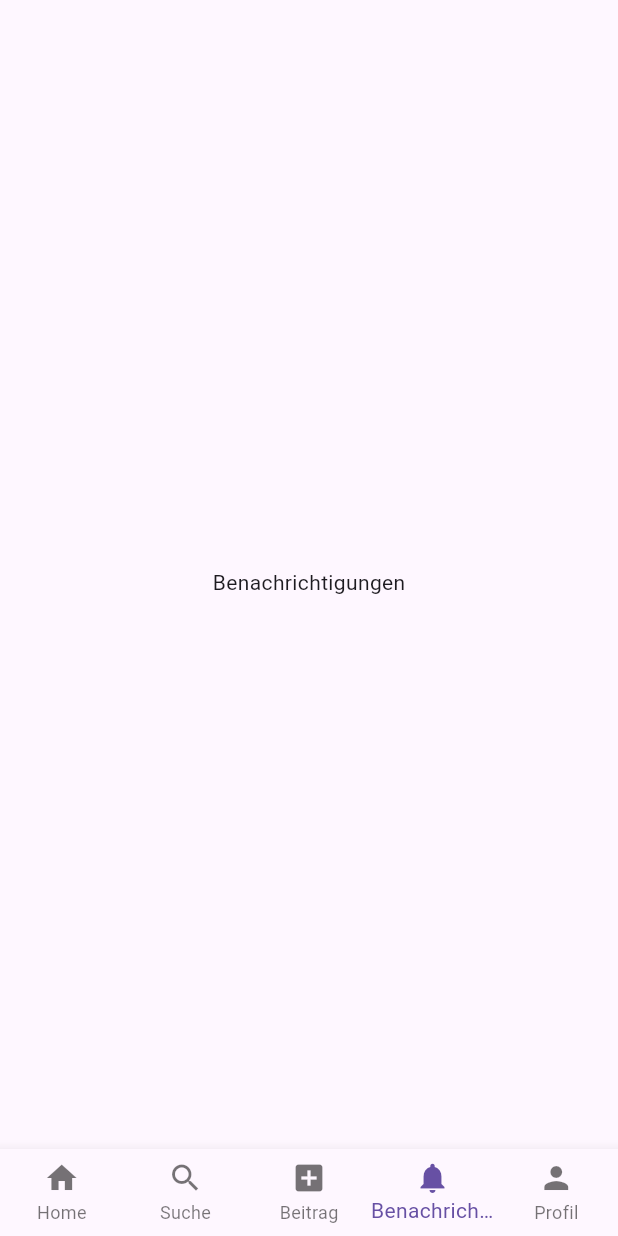
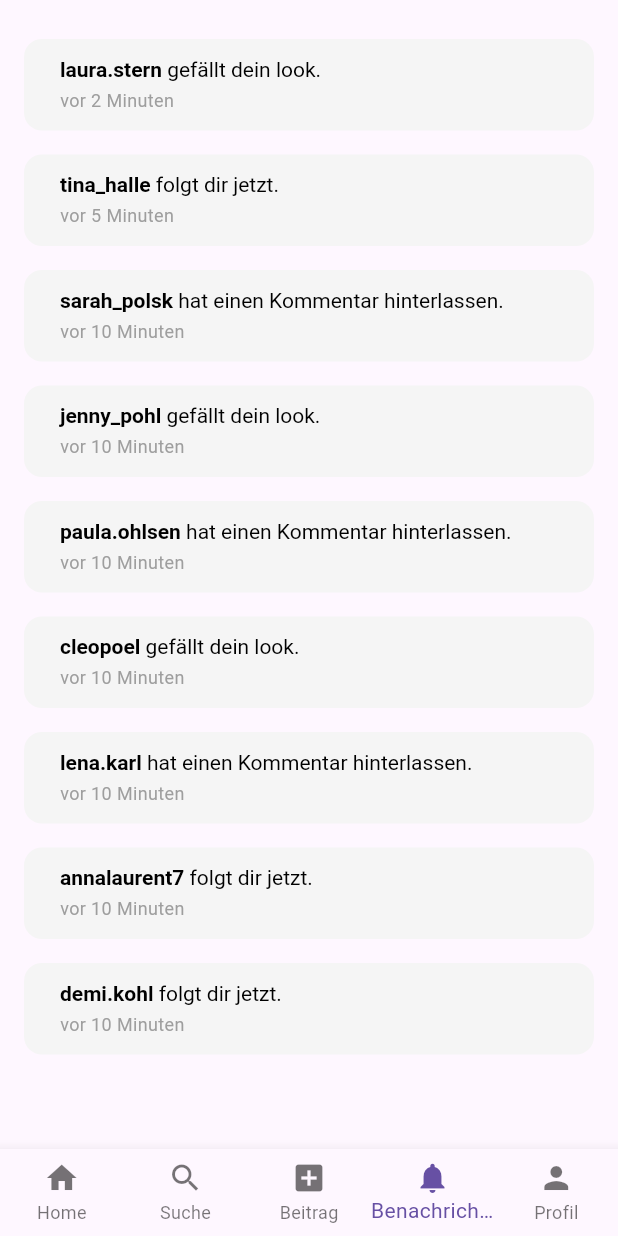
Before and after one commit to melikeaygul/first_screen, a Flutter app: the screen it shows after launch, item 4 of the bottom bar chosen, on a phone screen of 412 x 824 dp. Run offline on Flutter 3.47's test engine with Material 3 defaults, Android fonts, the light colour scheme and no system bars; network calls fail.

Commit message:
notificationPage

```diff
--- a/lib/app.dart
+++ b/lib/app.dart
@@ -1,4 +1,5 @@
 import 'package:first_screen/src/features/posten/presentation/pages/home_page.dart';
+import 'package:first_screen/src/features/posten/presentation/pages/notification_page.dart';
 
 import 'package:flutter/material.dart';
 
@@ -16,7 +17,7 @@ class _MainAppState extends State<MainApp> {
     HomePage(),
     Center(child: Text("Suche")),
     Center(child: Text("Beitrag")),
-    Center(child: Text("Benachrichtigungen")),
+    NotificationPage(),
     Center(child: Text("Profil")),
   ];
 
--- /dev/null
+++ b/lib/src/features/notification/domain/notification_item.dart
@@ -0,0 +1,11 @@
+class NotificationItem {
+  final String username;
+  final String message;
+  final String timestamp;
+
+  NotificationItem({
+    required this.username,
+    required this.message,
+    required this.timestamp,
+  });
+}
--- a/lib/src/features/posten/presentation/pages/home_page.dart
+++ b/lib/src/features/posten/presentation/pages/home_page.dart
@@ -20,7 +20,7 @@ class HomePage extends StatelessWidget {
         itemBuilder: (context, index) {
           final post = posts[index];
           return Padding(
-            padding: const EdgeInsets.only(bottom: 20),
+            padding: const EdgeInsets.only(bottom: 35),
             child: Container(
               child: postPicture(
                 creatorName: post.creatorName,
--- /dev/null
+++ b/lib/src/features/posten/presentation/pages/notification_page.dart
@@ -0,0 +1,116 @@
+import 'package:first_screen/src/features/notification/domain/notification_item.dart';
+import 'package:flutter/material.dart';
+
+class NotificationPage extends StatelessWidget {
+  const NotificationPage({super.key});
+
+  @override
+  Widget build(BuildContext context) {
+    final List<NotificationItem> notifications = [
+      NotificationItem(
+        username: 'laura.stern',
+        message: 'gefällt dein look.',
+        timestamp: 'vor 2 Minuten',
+      ),
+      NotificationItem(
+        username: 'tina_halle',
+        message: 'folgt dir jetzt.',
+        timestamp: 'vor 5 Minuten',
+      ),
+      NotificationItem(
+        username: 'sarah_polsk',
+        message: 'hat einen Kommentar hinterlassen.',
+        timestamp: 'vor 10 Minuten',
+      ),
+      NotificationItem(
+        username: 'jenny_pohl',
+        message: 'gefällt dein look.',
+        timestamp: 'vor 10 Minuten',
+      ),
+      NotificationItem(
+        username: 'paula.ohlsen',
+        message: 'hat einen Kommentar hinterlassen.',
+        timestamp: 'vor 10 Minuten',
+      ),
+      NotificationItem(
+        username: 'cleopoel',
+        message: 'gefällt dein look.',
+        timestamp: 'vor 10 Minuten',
+      ),
+      NotificationItem(
+        username: 'lena.karl',
+        message: 'hat einen Kommentar hinterlassen.',
+        timestamp: 'vor 10 Minuten',
+      ),
+      NotificationItem(
+        username: 'annalaurent7',
+        message: 'folgt dir jetzt.',
+        timestamp: 'vor 10 Minuten',
+      ),
+      NotificationItem(
+        username: 'demi.kohl',
+        message: 'folgt dir jetzt.',
+        timestamp: 'vor 10 Minuten',
+      ),
+    ];
+
+    return Padding(
+      padding: const EdgeInsets.all(16),
+
+      child: ListView.builder(
+        itemCount: notifications.length,
+        itemBuilder: (context, index) {
+          final notification = notifications[index];
+          return Padding(
+            padding: const EdgeInsets.only(bottom: 16),
+            child: Container(
+              decoration: BoxDecoration(
+                color: Colors.grey[100],
+                borderRadius: BorderRadius.circular(12),
+              ),
+              padding: const EdgeInsets.all(12),
+              child: Row(
+                crossAxisAlignment: CrossAxisAlignment.start,
+                children: [
+                  const SizedBox(width: 12),
+                  Expanded(
+                    child: Column(
+                      crossAxisAlignment: CrossAxisAlignment.start,
+                      children: [
+                        RichText(
+                          text: TextSpan(
+                            style: const TextStyle(
+                              fontSize: 14,
+                              color: Colors.black,
+                            ),
+                            children: [
+                              TextSpan(
+                                text: notification.username,
+                                style: const TextStyle(
+                                  fontWeight: FontWeight.bold,
+                                ),
+                              ),
+                              TextSpan(text: ' ${notification.message}'),
+                            ],
+                          ),
+                        ),
+                        const SizedBox(height: 4),
+                        Text(
+                          notification.timestamp,
+                          style: const TextStyle(
+                            fontSize: 12,
+                            color: Colors.grey,
+                          ),
+                        ),
+                      ],
+                    ),
+                  ),
+                ],
+              ),
+            ),
+          );
+        },
+      ),
+    );
+  }
+}
```
